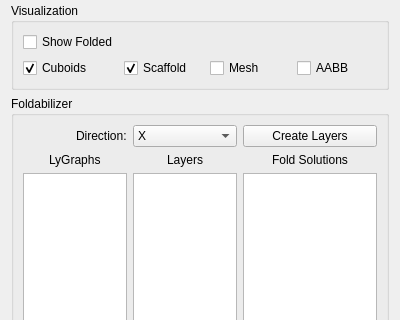
Before: the Qt Designer form FoldPlugin/FdWidget.ui in letienhung/fold-hcc, drawn with Qt 5; both pictures show x 0 to 400 and y 181 to 501 of the 400 by 618 pixel window.
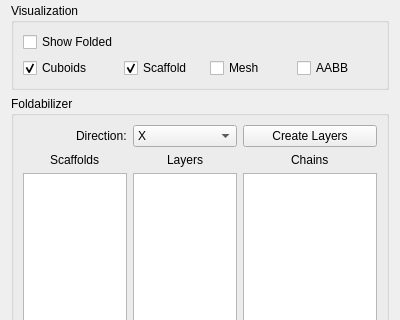
After: the same form once the commit is applied.

Commit message: renamed DcGraph and Chains

What changed in the file:
```diff
--- a/FoldPlugin/FdWidget.ui
+++ b/FoldPlugin/FdWidget.ui
@@ -242,7 +242,7 @@
       <item row="1" column="0" alignment="Qt::AlignHCenter">
        <widget class="QLabel" name="label_7">
         <property name="text">
-         <string>LyGraphs</string>
+         <string>Scaffolds</string>
         </property>
        </widget>
       </item>
@@ -256,7 +256,7 @@
       <item row="1" column="2" colspan="2" alignment="Qt::AlignHCenter">
        <widget class="QLabel" name="label_9">
         <property name="text">
-         <string>Fold Solutions</string>
+         <string>Chains</string>
         </property>
        </widget>
       </item>
```
Left out of the diff: 4 changed lines with no effect on the pictures. The commit also changes 22 other files.
